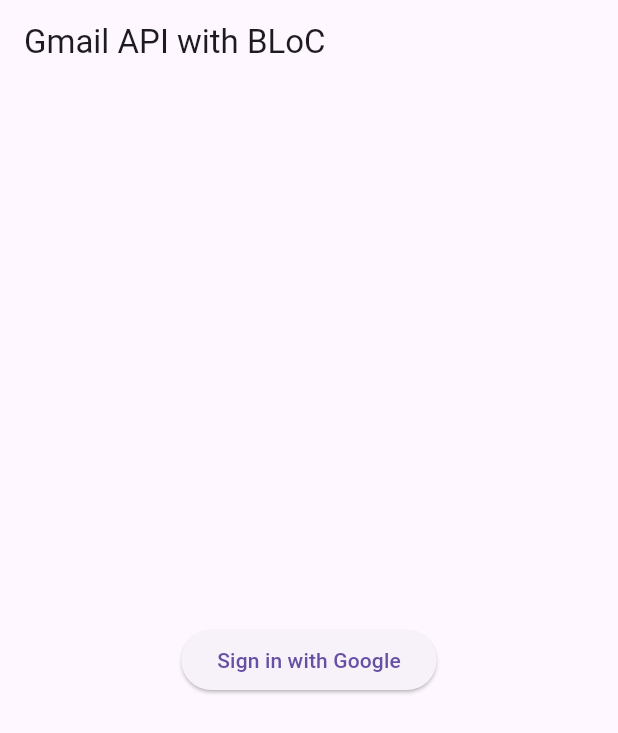
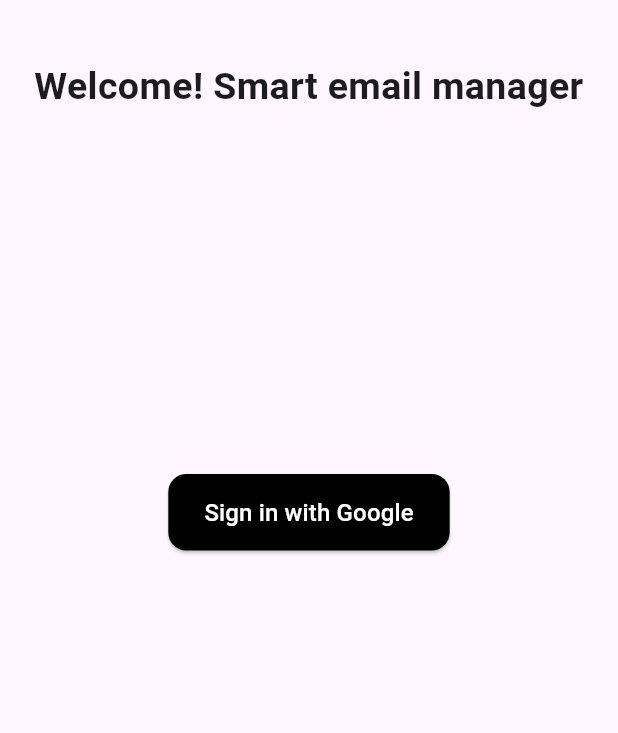
Before and after one commit to agnidhra-coder/atom-mail-hf, a Flutter app: the screen it shows after launch, on a phone screen of 412 x 824 dp. Shown: the top 733 px of the screen. Run offline on Flutter 3.47's test engine with Material 3 defaults, Android fonts, the phone set to English and light mode, and no system bars; our stand-ins replace bloc, equatable, flutter_bloc, google_sign_in, googleapis_auth; missing offline and left inert: googleapis.

Commit message:
userSigned

```diff
--- /dev/null
+++ b/frontend/lib/SignIn.dart
@@ -0,0 +1,51 @@
+import 'package:atom_mail_hf/utils/CustomButton.dart';
+import 'package:flutter/material.dart';
+import 'package:flutter_bloc/flutter_bloc.dart';
+import '../bloc/gmail_bloc.dart';
+import '../bloc/gmail_event.dart';
+import '../bloc/gmail_state.dart';
+
+class SignIn extends StatelessWidget {
+
+  @override
+  Widget build(BuildContext context) {
+    return Scaffold(
+      body: BlocBuilder<GmailBloc, GmailState>(
+        builder: (context, state) {
+          if (state is GmailLoading) {
+            return Center(
+              child: CircularProgressIndicator(
+                color: Colors.black,
+              ),
+            );
+          }
+
+          return SingleChildScrollView(
+            child: Column(
+              mainAxisAlignment: MainAxisAlignment.center,
+              children: [
+                Center(
+                  child: Padding(
+                    padding: EdgeInsets.symmetric(horizontal: 20, vertical: 40),
+                    child: Text(
+                      'Welcome! Smart email manager',
+                      style: TextStyle(fontSize: 25, fontWeight: FontWeight.bold),
+                      textAlign: TextAlign.center,
+                    ),
+                  ),
+                ),
+                SizedBox(height: 200),
+                CustomButton(
+                  onPressed: () {
+                    context.read<GmailBloc>().add(SignInEvent());
+                  },
+                  text: 'Sign in with Google',
+                ),
+              ],
+            ),
+          );
+        },
+      ),
+    );
+  }
+}
--- a/frontend/lib/bloc/gmail_bloc.dart
+++ b/frontend/lib/bloc/gmail_bloc.dart
@@ -15,9 +15,23 @@
     on<SignInEvent>(_signIn);
     on<FetchEmailsEvent>(_fetchEmails);
     on<SignOutEvent>(_signOut);
+    on<CheckLoginEvent>(_checkLogin);
   }
 
-  // 🔹 Handle Google Sign-In
+    Future<void> _checkLogin(CheckLoginEvent event, Emitter<GmailState> emit) async {
+      emit(GmailLoading()); // Optional: Show loading
+      try {
+        final user = await googleSignIn.signInSilently();
+        if (user != null) {
+          emit(GmailSignedIn(user.email));
+        } else {
+          emit(GmailInitial());
+        }
+      } catch (e) {
+        emit(GmailError("Failed to check login: $e"));
+      }
+    }
+
   Future<void> _signIn(SignInEvent event, Emitter<GmailState> emit) async {
     emit(GmailLoading());
     try {
@@ -32,7 +46,6 @@
     }
   }
 
-  // 🔹 Fetch Emails from Gmail API
   Future<void> _fetchEmails(FetchEmailsEvent event, Emitter<GmailState> emit) async {
     emit(GmailLoading());
     try {
@@ -71,7 +84,6 @@
     }
   }
 
-  // 🔹 Sign Out User
   Future<void> _signOut(SignOutEvent event, Emitter<GmailState> emit) async {
     try {
       await googleSignIn.signOut();
--- a/frontend/lib/bloc/gmail_event.dart
+++ b/frontend/lib/bloc/gmail_event.dart
@@ -10,3 +10,5 @@
 class FetchEmailsEvent extends GmailEvent {}
 
 class SignOutEvent extends GmailEvent {}
+
+class CheckLoginEvent extends GmailEvent {}
--- a/frontend/lib/home.dart
+++ /dev/null
@@ -1,51 +0,0 @@
-import 'package:flutter/material.dart';
-import 'package:flutter_bloc/flutter_bloc.dart';
-import '../bloc/gmail_bloc.dart';
-import '../bloc/gmail_event.dart';
-import 'bloc/gmail_state.dart';
-
-class Home extends StatelessWidget {
-  @override
-  Widget build(BuildContext context) {
-    return Scaffold(
-      appBar: AppBar(title: Text("Gmail API with BLoC"), scrolledUnderElevation: 0.0, backgroundColor: Colors.transparent,),
-      body: BlocBuilder<GmailBloc, GmailState>(
-        builder: (context, state) {
-          if (state is GmailLoading) {
-            return Center(child: CircularProgressIndicator());
-          } else if (state is GmailSignedIn) {
-            return Column(
-              children: [
-                Text("Signed in as: ${state.email}"),
-                ElevatedButton(
-                  onPressed: () {
-                    BlocProvider.of<GmailBloc>(context).add(FetchEmailsEvent());
-                  },
-                  child: Text("Fetch Emails"),
-                ),
-              ],
-            );
-          } else if (state is GmailEmailsFetched) {
-            return ListView.builder(
-              itemCount: state.emails.length,
-              itemBuilder: (context, index) {
-                return ListTile(title: Text(state.emails[index]));
-              },
-            );
-          } else if (state is GmailError) {
-            return Center(child: Text("Error: ${state.message}", style: TextStyle(color: Colors.red)));
-          }
-
-          return Center(
-            child: ElevatedButton(
-              onPressed: () {
-                BlocProvider.of<GmailBloc>(context).add(SignInEvent());
-              },
-              child: Text("Sign in with Google"),
-            ),
-          );
-        },
-      ),
-    );
-  }
-}
--- a/frontend/lib/main.dart
+++ b/frontend/lib/main.dart
@@ -1,5 +1,7 @@
 import 'package:atom_mail_hf/bloc/gmail_bloc.dart';
-import 'package:atom_mail_hf/home.dart';
+import 'package:atom_mail_hf/bloc/gmail_event.dart';
+import 'package:atom_mail_hf/bloc/gmail_state.dart';
+import 'package:atom_mail_hf/SignIn.dart';
 import 'package:flutter/material.dart';
 import 'package:flutter_bloc/flutter_bloc.dart';
 
@@ -12,12 +14,31 @@
 
   @override
   Widget build(BuildContext context) {
-    return BlocProvider(create: (context) => GmailBloc(),
-        child: MaterialApp(
-          debugShowCheckedModeBanner: false,
-          home: Home(),
-        ),);
+    return BlocProvider(
+      create: (context) => GmailBloc()..add(CheckLoginEvent()),
+      child: MaterialApp(
+        debugShowCheckedModeBanner: false,
+        home: AppEntryPoint(),
+      ),
+    );
   }
+}
 
-
+class AppEntryPoint extends StatelessWidget {
+  @override
+  Widget build(BuildContext context) {
+    return BlocBuilder<GmailBloc, GmailState>(
+      builder: (context, state) {
+        if (state is GmailLoading) {
+          return const Scaffold(
+            body: Center(child: CircularProgressIndicator()),
+          );
+        } else if (state is GmailSignedIn) {
+          return Scaffold();
+        } else {
+          return SignIn(); // 🔐 show SignIn screen
+        }
+      },
+    );
+  }
 }
--- /dev/null
+++ b/frontend/lib/utils/CustomButton.dart
@@ -0,0 +1,40 @@
+import 'package:flutter/material.dart';
+
+class CustomButton extends StatelessWidget {
+  final String text;
+  final VoidCallback onPressed;
+  final Color color;
+  final Color textColor;
+  final double borderRadius;
+  final double fontSize;
+  final EdgeInsets padding;
+
+  const CustomButton({
+    Key? key,
+    required this.text,
+    required this.onPressed,
+    this.color = Colors.black,
+    this.textColor = Colors.white,
+    this.borderRadius = 12.0,
+    this.fontSize = 16.0,
+    this.padding = const EdgeInsets.symmetric(vertical: 14, horizontal: 24),
+  }) : super(key: key);
+
+  @override
+  Widget build(BuildContext context) {
+    return ElevatedButton(
+      style: ElevatedButton.styleFrom(
+        backgroundColor: color,
+        padding: padding,
+        shape: RoundedRectangleBorder(
+          borderRadius: BorderRadius.circular(borderRadius),
+        ),
+      ),
+      onPressed: onPressed,
+      child: Text(
+        text,
+        style: TextStyle(fontSize: fontSize, color: textColor),
+      ),
+    );
+  }
+}
```
